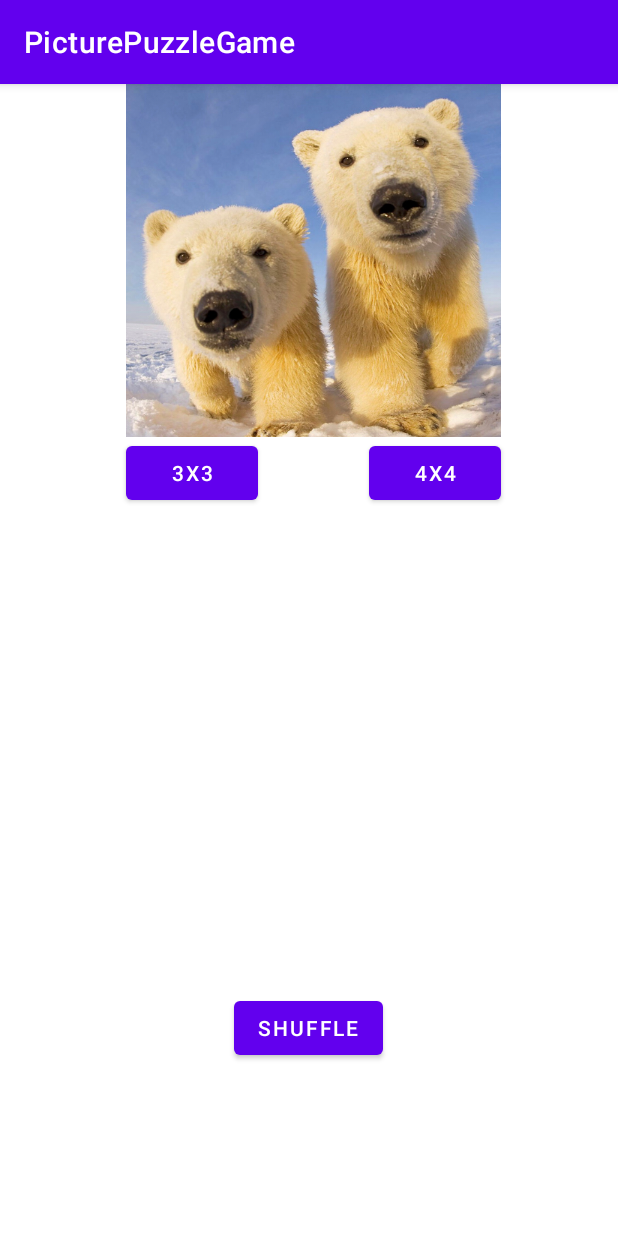
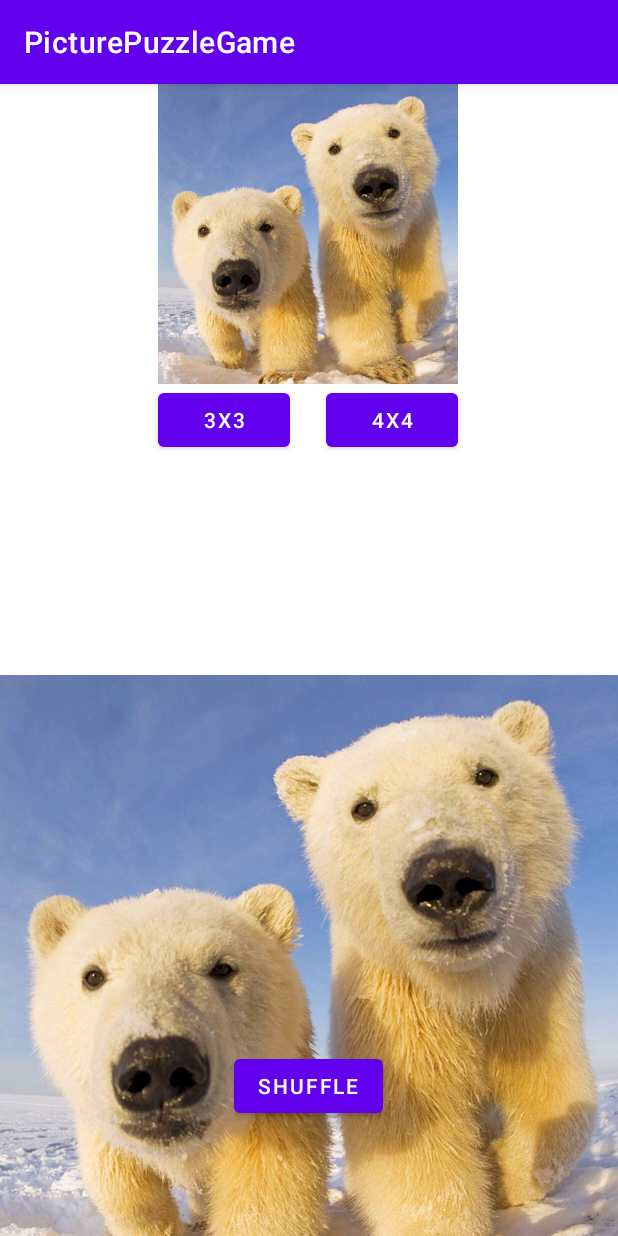
Before and after one commit to seouuuukjin/PicturePuzzleGame, an Android app: the screen it shows after launch (MainActivity), on a phone screen of 412 x 824 dp. Run offline under Robolectric (Android 15) with nearby library versions, the phone set to English and light mode, and no system bars.

Commit message:
그리드 뷰의 위치가 지멋대로 인 것 만 뻬면 완벽함 근데 내생각엔 sublayout써서 칸 크기 정해줘야할거같음

```diff
--- a/app/src/main/java/edu/skku/map/picturepuzzlegame/MainActivity.java
+++ b/app/src/main/java/edu/skku/map/picturepuzzlegame/MainActivity.java
@@ -71,7 +71,7 @@ public class MainActivity extends AppCompatActivity {
         ImageView sampleImage  = findViewById(R.id.sampleImage);
         gridView = findViewById(R.id.gridView);
 
-        //res폴더에 저장된 사진을 Bitmap으로 만들 때 사용한다.
+        //res폴더에 저장된 사진을 Bitmap으로 만들 때 사용한다.것 <- 샘플 이미지 띄우기
         Bitmap _bit = BitmapFactory.decodeResource(getResources(), R.drawable.bear);
         _bit = Bitmap.createScaledBitmap(_bit, 500, 500, true);
 
@@ -81,11 +81,11 @@ public class MainActivity extends AppCompatActivity {
 //        Log.d("bitmap size!!!!", Integer.toString(bitmapHeight));
 //        Log.d("bitmap size@@@@", Integer.toString(bitmapWidth));
 
-        //Bitmap을 ImageView의 Background로 저장하기
+        //Bitmap을 ImageView의 Background로 저장하기 <- 샘플이미지 만지는
         BitmapDrawable bitDraw = new BitmapDrawable(getResources(), _bit);
         sampleImage.setBackground(bitDraw);
 
-//        gridAdapter customAdapter = new gridAdapter(this, itemArr);
-//        gridView.setAdapter(customAdapter);
+        gridAdapter customAdapter = new gridAdapter(this, itemArr);
+        gridView.setAdapter(customAdapter);
     }
 }
--- a/app/src/main/res/layout/activity_main.xml
+++ b/app/src/main/res/layout/activity_main.xml
@@ -8,9 +8,9 @@
 
     <ImageView
         android:id="@+id/sampleImage"
-        android:layout_width="250dp"
-        android:layout_height="235dp"
-        android:layout_marginStart="84dp"
+        android:layout_width="200dp"
+        android:layout_height="200dp"
+        android:layout_marginStart="105dp"
         app:layout_constraintStart_toStartOf="parent"
         app:layout_constraintTop_toTopOf="parent"
         tools:srcCompat="@tools:sample/avatars" />
@@ -36,7 +36,7 @@
         android:layout_width="wrap_content"
         android:layout_height="wrap_content"
         android:layout_marginStart="156dp"
-        android:layout_marginTop="370dp"
+        android:layout_marginTop="444dp"
         android:text="Shuffle"
         app:layout_constraintStart_toStartOf="parent"
         app:layout_constraintTop_toBottomOf="@+id/sampleImage" />
@@ -45,13 +45,15 @@
         android:id="@+id/gridView"
         android:layout_width="match_parent"
         android:layout_height="match_parent"
-        android:numColumns="auto_fit"
+        android:horizontalSpacing="10dp"
+        android:numColumns="1"
         android:stretchMode="columnWidth"
-        android:horizontalSpacing="10dp"
         android:verticalSpacing="10dp"
         app:layout_constraintBottom_toBottomOf="parent"
         app:layout_constraintEnd_toEndOf="parent"
         app:layout_constraintStart_toStartOf="parent"
-        app:layout_constraintTop_toTopOf="parent"/>
+        app:layout_constraintTop_toTopOf="parent">
+
+    </GridView>
 
 </androidx.constraintlayout.widget.ConstraintLayout>
--- a/app/src/main/res/layout/item.xml
+++ b/app/src/main/res/layout/item.xml
@@ -9,6 +9,6 @@
         android:id="@+id/imagePuzzle"
         android:layout_width="match_parent"
         android:layout_height="wrap_content"
-        android:scaleType="center"
+        android:scaleType="centerInside"
         tools:srcCompat="@drawable/bear" />
 </LinearLayout>
```
